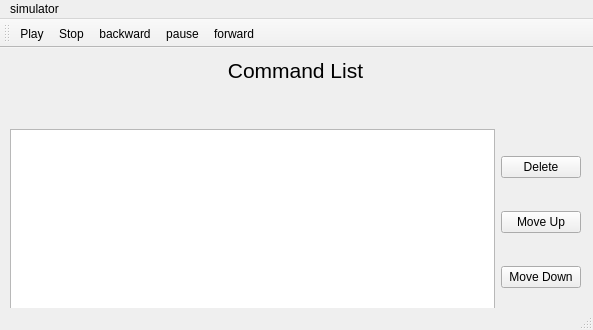
dongbu/painterRHIT, file BobRoss/CommandWindow.ui: the form before one commit.
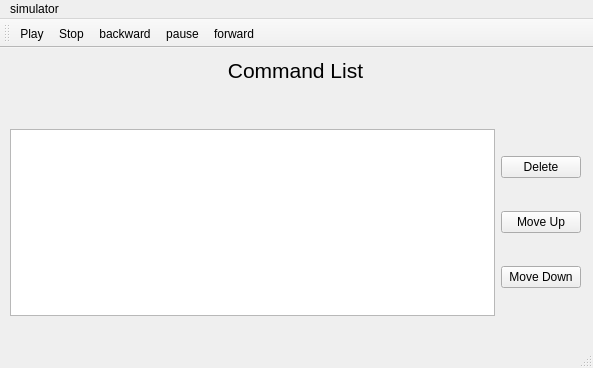
The form after the commit. Icons and pictures are not drawn.

The edit to the form file:
```diff
--- a/BobRoss/CommandWindow.ui
+++ b/BobRoss/CommandWindow.ui
@@ -7,7 +7,7 @@
     <x>0</x>
     <y>0</y>
     <width>593</width>
-    <height>330</height>
+    <height>368</height>
    </rect>
   </property>
   <property name="windowTitle">
```
Left out of the diff: 2 changed lines with no effect on the pictures.
